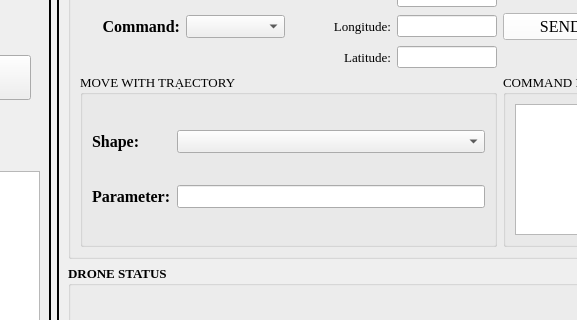
Old version of the form MQTT/Tryout_MQTT5/systemControlDrone.ui in the repository cuongcodeF4/Swarm_quadcopter-; both pictures show x 266 to 843 and y 198 to 518 of the 1015 by 920 pixel window.
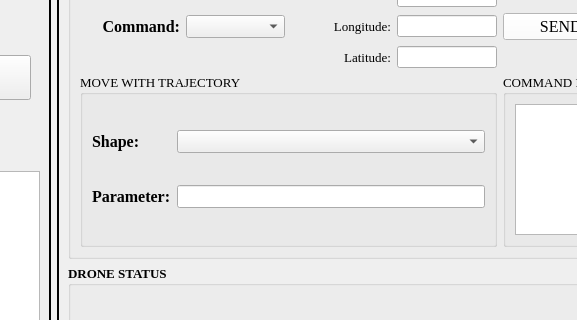
New version of the form. Icons and pictures are not drawn.

```diff
--- a/MQTT/Tryout_MQTT5/systemControlDrone.ui
+++ b/MQTT/Tryout_MQTT5/systemControlDrone.ui
@@ -722,7 +722,7 @@
                 </font>
                </property>
                <property name="title">
-                <string>MOVE WITH TRẠECTORY</string>
+                <string>MOVE WITH TRAJECTORY</string>
                </property>
                <layout class="QGridLayout" name="gridLayout_3">
                 <item row="1" column="0">
```
Left out of the diff: 2 changed lines with no effect on the pictures.
